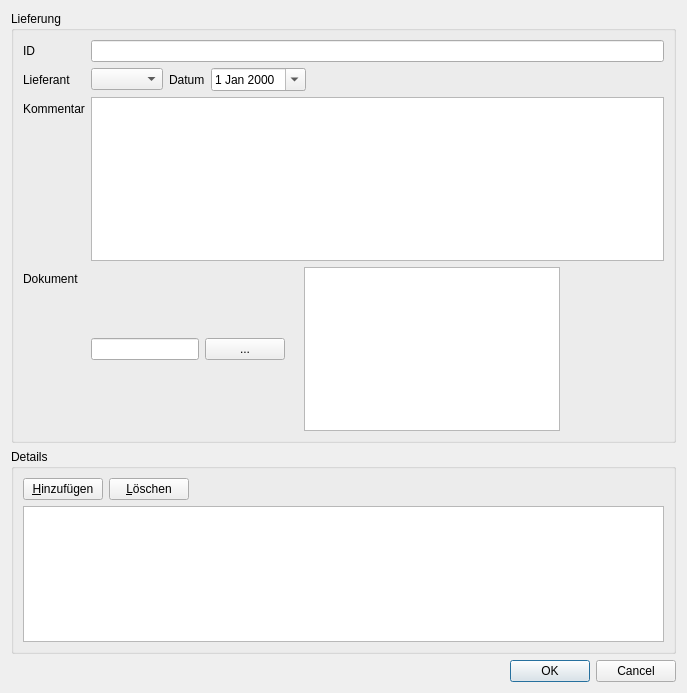
Before: the Qt Designer form ui/forms/lieferungDetailForm.ui in flurl/lagerManager, drawn with Qt 5.
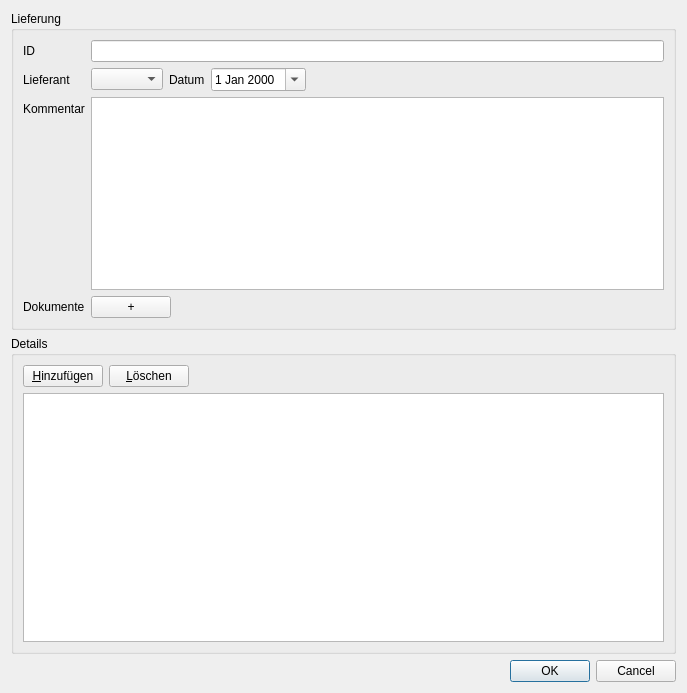
After: the same form once the commit is applied. Custom widgets are drawn as their Qt base class.

Commit message: hinzufügen mehrer dokumente zu einer lieferung ermöglicht

What changed in the file:
```diff
--- a/ui/forms/lieferungDetailForm.ui
+++ b/ui/forms/lieferungDetailForm.ui
@@ -49,61 +49,19 @@
         <item row="7" column="0">
          <widget class="QLabel" name="label_4">
           <property name="text">
-           <string>Dokument</string>
+           <string>Dokumente</string>
           </property>
          </widget>
         </item>
         <item row="7" column="1">
          <layout class="QHBoxLayout" name="horizontalLayout_2">
           <item>
-           <widget class="QLineEdit" name="lineEdit_dokId">
-            <property name="sizePolicy">
-             <sizepolicy hsizetype="Fixed" vsizetype="Fixed">
-              <horstretch>0</horstretch>
-              <verstretch>0</verstretch>
-             </sizepolicy>
-            </property>
-            <property name="readOnly">
-             <bool>true</bool>
-            </property>
-           </widget>
-          </item>
-          <item>
-           <widget class="QPushButton" name="pushButton_fileChooser">
-            <property name="sizePolicy">
-             <sizepolicy hsizetype="Minimum" vsizetype="Fixed">
-              <horstretch>0</horstretch>
-              <verstretch>0</verstretch>
-             </sizepolicy>
-            </property>
+           <widget class="QPushButton" name="pushButton_addDocument">
             <property name="text">
-             <string>...</string>
+             <string>+</string>
             </property>
            </widget>
           </item>
-          <item>
-           <widget class="ClickableLabel" name="label_document">
-            <property name="text">
-             <string/>
-            </property>
-           </widget>
-          </item>
-          <item>
-           <widget class="QPlainTextEdit" name="plainTextEdit_ocr"/>
-          </item>
-          <item>
-           <spacer name="horizontalSpacer">
-            <property name="orientation">
-             <enum>Qt::Horizontal</enum>
-            </property>
-            <property name="sizeHint" stdset="0">
-             <size>
-              <width>40</width>
-              <height>20</height>
-             </size>
-            </property>
-           </spacer>
-          </item>
          </layout>
         </item>
         <item row="4" column="0">
@@ -201,13 +159,6 @@
    </item>
   </layout>
  </widget>
- <customwidgets>
-  <customwidget>
-   <class>ClickableLabel</class>
-   <extends>QLabel</extends>
-   <header>lib.ClickableLabel</header>
-  </customwidget>
- </customwidgets>
  <resources>
   <include location="../../lagerManager.qrc"/>
  </resources>
```
Left out of the diff: 2 changed lines with no effect on the pictures. The commit also changes 4 other files.
